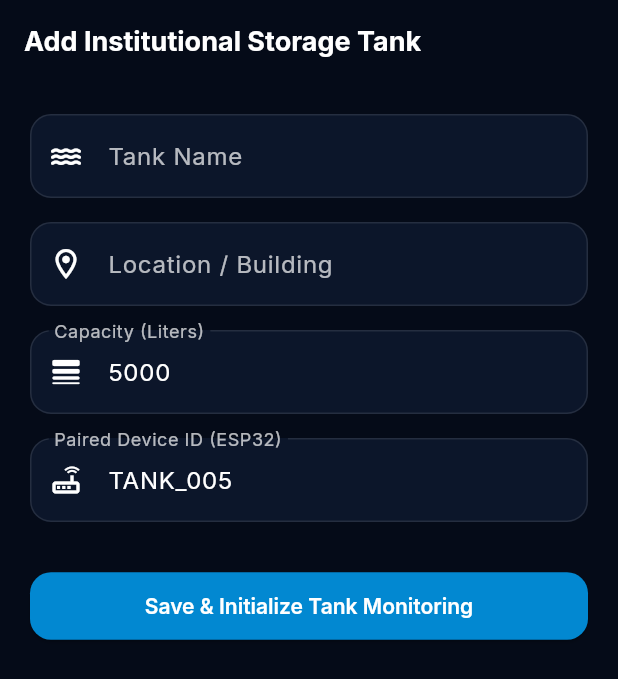
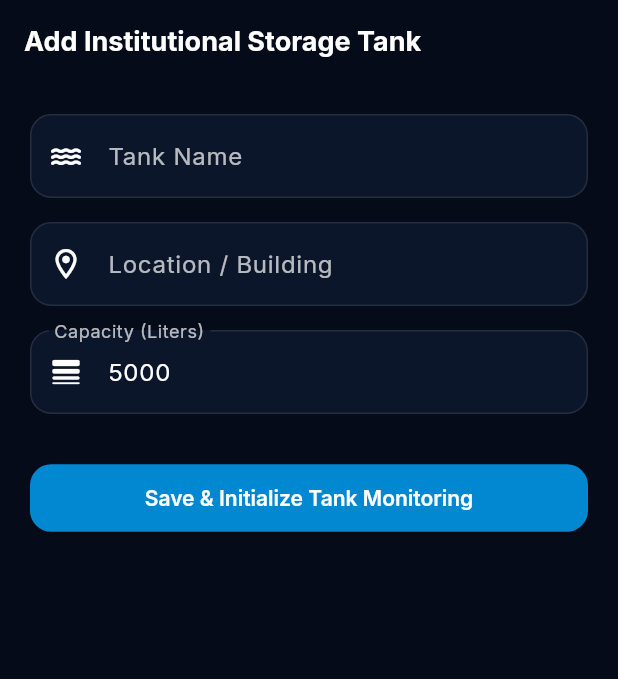
Before and after one commit to Vasundhra-06/smart-water-monitor, a Flutter app: the AddTankScreen screen opened by its route, after a tap on "Save & Initialize Tank Monitoring", on a phone screen of 412 x 824 dp. Shown: the top 679 px of the screen. Run offline on Flutter 3.47's test engine with Material 3 defaults, Android fonts, the phone set to English and light mode, and no system bars; our stand-ins replace fl_chart, flutter_riverpod, go_router, google_fonts, pdf, printing; network calls fail.

Commit message:
feat: remove paired device id input field from add tank screen

```diff
--- a/lib/features/tanks/add_tank_screen.dart
+++ b/lib/features/tanks/add_tank_screen.dart
@@ -16,7 +16,6 @@ class _AddTankScreenState extends ConsumerState<AddTankScreen> {
   final _nameController = TextEditingController();
   final _locationController = TextEditingController();
   final _capacityController = TextEditingController(text: '5000');
-  final _deviceIdController = TextEditingController(text: 'TANK_005');
 
   void _submit() {
     if (_nameController.text.isEmpty) return;
@@ -28,7 +27,7 @@ class _AddTankScreenState extends ConsumerState<AddTankScreen> {
       capacity: double.tryParse(_capacityController.text) ?? 5000.0,
       description: 'Institutional storage tank',
       status: TankStatus.online,
-      deviceId: _deviceIdController.text,
+      deviceId: null,
       installationDate: now,
       lastCleanedAt: now,
       createdAt: now,
@@ -68,12 +67,6 @@ class _AddTankScreenState extends ConsumerState<AddTankScreen> {
                 style: const TextStyle(color: Colors.white),
                 decoration: const InputDecoration(labelText: 'Capacity (Liters)', prefixIcon: Icon(Icons.line_weight_rounded)),
               ),
-              const SizedBox(height: 16),
-              TextField(
-                controller: _deviceIdController,
-                style: const TextStyle(color: Colors.white),
-                decoration: const InputDecoration(labelText: 'Paired Device ID (ESP32)', prefixIcon: Icon(Icons.router_outlined)),
-              ),
               const SizedBox(height: 32),
               SizedBox(
                 width: double.infinity,
--- a/lib/features/tanks/tank_detail_screen.dart
+++ b/lib/features/tanks/tank_detail_screen.dart
@@ -51,7 +51,6 @@ class TankDetailScreen extends ConsumerWidget {
                   const Divider(color: Colors.white24, height: 24),
                   _infoRow('Status', tank.status.name.toUpperCase(), Colors.greenAccent),
                   _infoRow('Capacity', '${tank.capacity.toStringAsFixed(0)} Liters', Colors.white),
-                  _infoRow('Paired Device', tank.deviceId ?? 'None', AppConstants.accentCyan),
                   _infoRow('Power Source', device?.powerStatus.name.toUpperCase() ?? 'MAINS', Colors.white),
                   _infoRow('Last Cleaned', '${tank.daysSinceCleaning} days ago', Colors.amber),
                   _infoRow('AI Water Quality Score', '${ai.waterQualityScore} / 100 (${ai.status})', AppConstants.getScoreColor(ai.waterQualityScore)),
--- a/lib/features/tanks/tanks_screen.dart
+++ b/lib/features/tanks/tanks_screen.dart
@@ -1,4 +1,3 @@
-import 'package:flutter/foundation.dart';
 import 'package:flutter/material.dart';
 import 'package:flutter_riverpod/flutter_riverpod.dart';
 import 'package:go_router/go_router.dart';
@@ -126,7 +125,7 @@ class TanksScreen extends ConsumerWidget {
                 children: [
                   Text('Capacity: ${tank.capacity.toStringAsFixed(0)} L', style: const TextStyle(color: Colors.white60, fontSize: 12)),
                   Text('Cleaned: ${tank.daysSinceCleaning}d ago', style: const TextStyle(color: Colors.white60, fontSize: 12)),
-                  Text('Device: ${tank.deviceId ?? "None"}', style: const TextStyle(color: AppConstants.accentCyan, fontSize: 12)),
+                  Text('Status: ${tank.status.name.toUpperCase()}', style: const TextStyle(color: Colors.greenAccent, fontSize: 12, fontWeight: FontWeight.w600)),
                 ],
               ),
             ],
```
Also changed, not shown: 3 other files.
